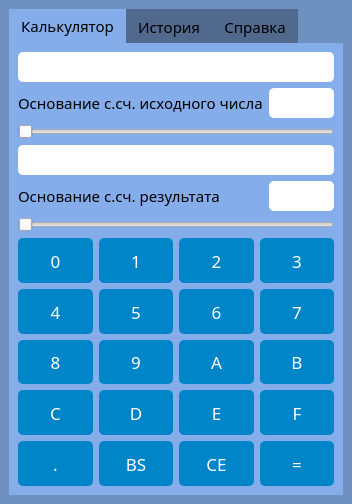
Ilyusha-Novoselov/Converter_p1_p2, file mainwindow.ui: the form before one commit.
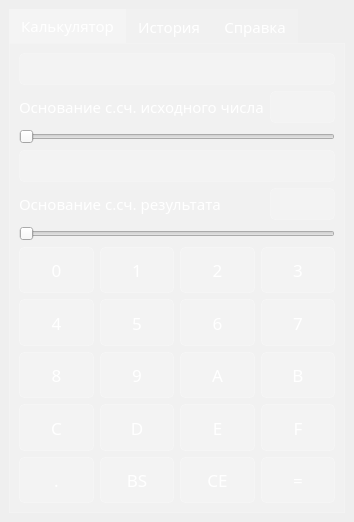
The form after the commit. Custom widgets are drawn as their Qt base class.

```diff
--- a/mainwindow.ui
+++ b/mainwindow.ui
@@ -17,35 +17,52 @@
    <string notr="true">*{
 font-family: century gothic;
 font-size: 15px;
+color: rgb(255,255,255);
 }
 
-#MainWindow{
-background-color:   rgb(110, 145, 194);
+#MainWindow {
+background: QLinearGradient(spread:pad, x1: 1,  y1: 1, 
+                            x2: 0, y2: 0, 
+                            stop: 0   rgba(81, 0, 135, 255), 
+                            stop: 0.427447 rgba(41, 61, 132, 235), 
+                            stop: 1   rgba(155, 79, 165, 255));
 }
 
-QTabBar::tab{
-background: #50698d;
+QLabel  {
+	background: none;
+	border: none;
 }
 
-QTabBar::tab:selected{
-background:  #84adea;
+QLineEdit {
+	font-size: 20px;
+	background-color: rgba(255, 255, 255, 30);
+	border: 1px solid rgba(255, 255, 255, 40);
+	border-radius: 5px;
+}
+
+QTextCursor {
+	color: white;
 }
 
 QTabWidget::pane
 {
 	border: 1px;
-    background: #84adea;
+	background-color: rgba(255, 255, 255, 30);
+	border: 1px solid rgba(255, 255, 255, 30);
 }
 
-QTabWidget{
-background-color: #84adea;
+QTabBar::tab{
+background-color: rgba(255, 255, 255, 30);
+}
+
+QTabBar::tab:selected{
+background-color: rgba(255, 255, 255, 80);
 }
 
 QPushButton{
 	font-size: 13pt;
-	background-color:#0085c9;
-    color: #fff;
-    border: none;
+	background-color: rgba(255, 255, 255, 40);
+	border: 1px solid rgba(255, 255, 255, 50);
     border-radius: 5px;
     padding: 10px 20px;
 }
@@ -59,13 +76,68 @@
 }
 
 QPushButton:disabled{
-	background-color: #474747;
+	background-color: rgba(255, 255, 255, 5);
 }
 
-QLineEdit {
-	font-size: 15pt;
-	border-radius: 5px;
-}</string>
+QTableWidget {
+    gridline-color: rgba(255, 255, 255, 40);
+    background-color: transparent;
+	border: none;
+}
+
+QTableWidget::item:selected {
+    background-color: rgba(255, 255, 255, 80); /* Цвет выделенной ячейки */
+}
+
+QTableWidget::item:hover {
+    background-color: rgba(255, 255, 255, 50); /* Цвет под курсором */
+}
+
+QHeaderView {
+background-color: transparent;
+}
+
+QHeaderView::section{
+background-color: transparent;
+border-style: none;
+border-bottom: 1px solid rgba(255, 255, 255, 40);
+border-right: 1px solid rgba(255, 255, 255, 40);
+}
+
+QTableView QTableCornerButton::section {
+     background-color: transparent;
+ }
+
+QScrollBar:vertical {
+    border: none;
+    background-color: transparent;
+    width: 10px;
+    margin: 0px;
+}
+
+QScrollBar::handle:vertical {
+    background: rgba(255, 255, 255, 80); /* Цвет ползунка вертикального скролла */
+}
+
+QScrollBar::handle:vertical:hover {
+    background: rgba(255, 255, 255, 100); /* Цвет ползунка вертикального скролла при наведении */
+}
+
+QScrollBar::add-line:vertical, QScrollBar::sub-line:vertical {
+    border: none;
+    background-color: transparent;
+    height: 0px;
+}
+
+QScrollBar::add-page:vertical, QScrollBar::sub-page:vertical {
+    background: rgba(255, 255, 255, 30); /* Цвет фона вне ползунка вертикального скролла */
+}
+
+QTextEdit {
+background: transparent;
+border: none;
+}
+</string>
   </property>
   <widget class="QWidget" name="centralwidget">
    <layout class="QVBoxLayout" name="verticalLayout_3">
```
Left out of the diff: 4 changed lines with no effect on the pictures.
